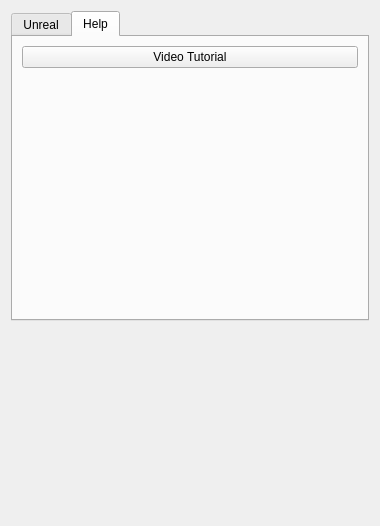
Old version of the form sp_sync_ui.ui in the repository yangskin/SPsync.
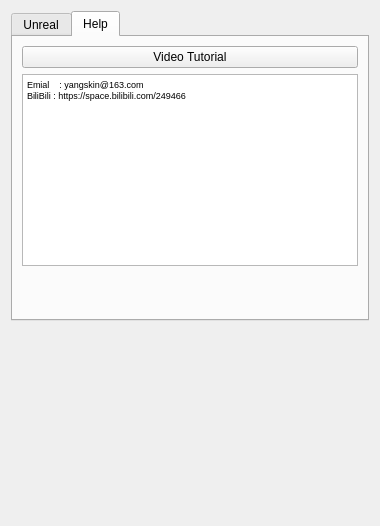
New version of the form. The open tabs and pages were chosen to show the change.

Commit message: 增加帮助页

```diff
--- a/sp_sync_ui.ui
+++ b/sp_sync_ui.ui
@@ -229,6 +229,18 @@
          </property>
         </widget>
        </item>
+       <item>
+        <widget class="QTextBrowser" name="textBrowser">
+         <property name="html">
+          <string>&lt;!DOCTYPE HTML PUBLIC &quot;-//W3C//DTD HTML 4.0//EN&quot; &quot;http://www.w3.org/TR/REC-html40/strict.dtd&quot;&gt;
+&lt;html&gt;&lt;head&gt;&lt;meta name=&quot;qrichtext&quot; content=&quot;1&quot; /&gt;&lt;style type=&quot;text/css&quot;&gt;
+p, li { white-space: pre-wrap; }
+&lt;/style&gt;&lt;/head&gt;&lt;body style=&quot; font-family:'SimSun'; font-size:6pt; font-weight:400; font-style:normal;&quot;&gt;
+&lt;p style=&quot; margin-top:0px; margin-bottom:0px; margin-left:0px; margin-right:0px; -qt-block-indent:0; text-indent:0px;&quot;&gt;&lt;span style=&quot; font-size:7pt;&quot;&gt;Emial    : yangskin@163.com&lt;/span&gt;&lt;/p&gt;
+&lt;p style=&quot; margin-top:0px; margin-bottom:0px; margin-left:0px; margin-right:0px; -qt-block-indent:0; text-indent:0px;&quot;&gt;&lt;span style=&quot; font-size:7pt;&quot;&gt;BiliBili : https://space.bilibili.com/249466&lt;/span&gt;&lt;/p&gt;&lt;/body&gt;&lt;/html&gt;</string>
+         </property>
+        </widget>
+       </item>
        <item>
         <spacer name="verticalSpacer_3">
          <property name="orientation">
```
The commit also changes 1 other file.
